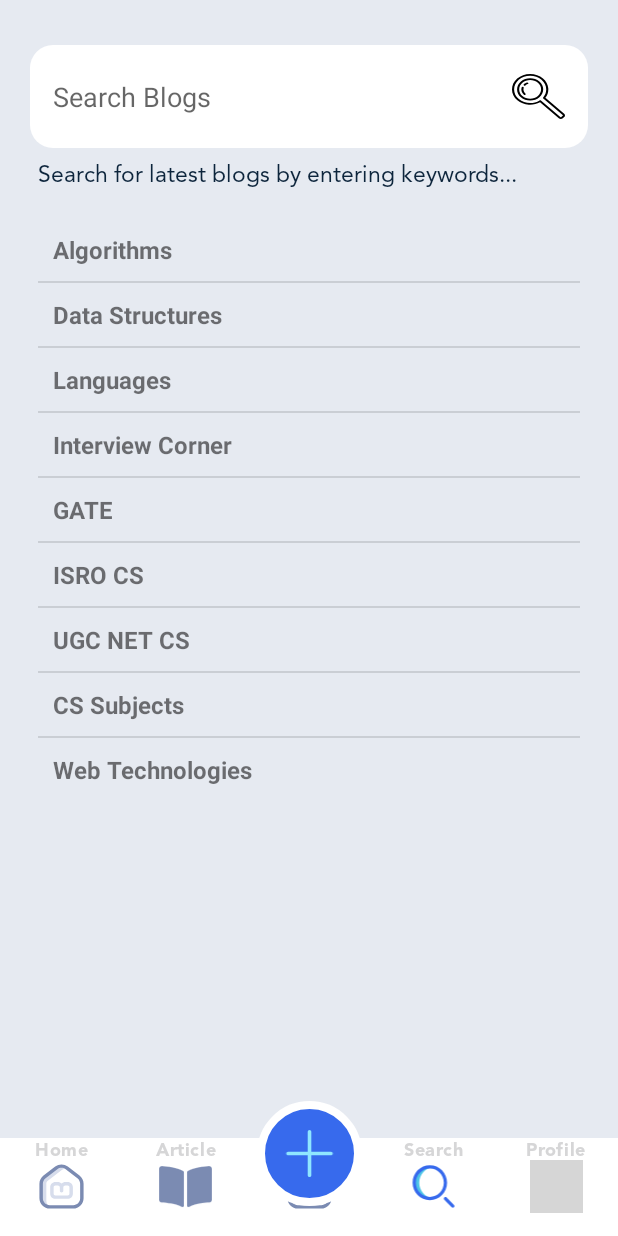
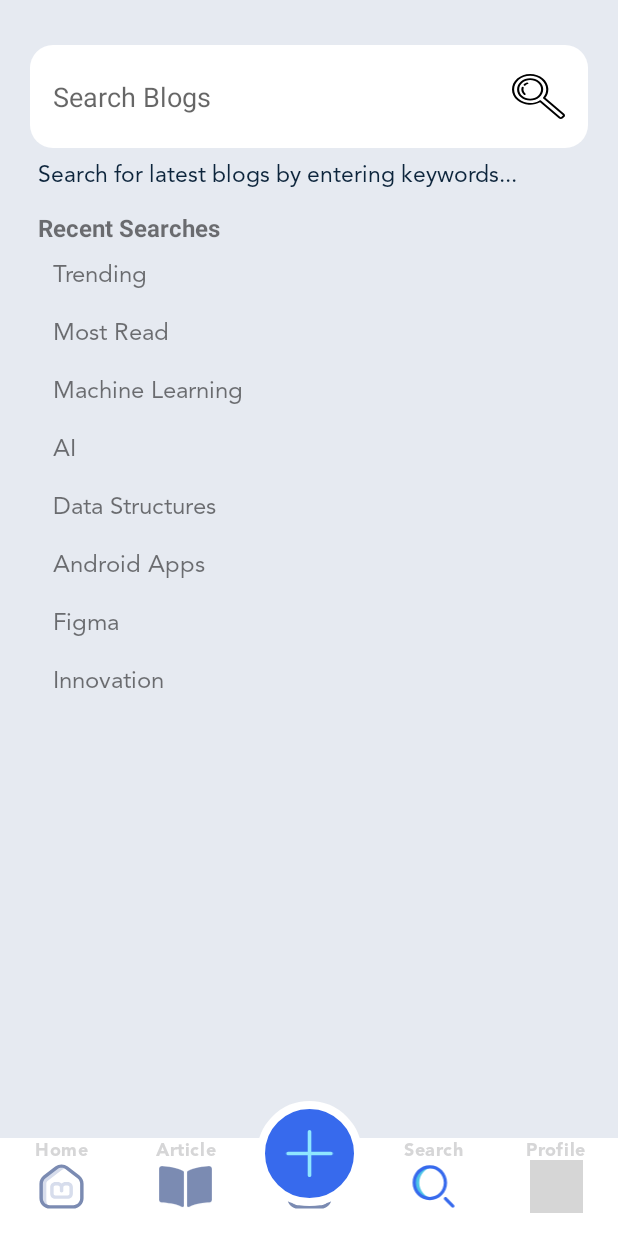
Before and after one commit to SiddyDevelops/Blogaro, an Android app: the screen it shows after launch (MainDashboard), item 4 of the bottom bar chosen, on a phone screen of 412 x 824 dp. Run offline under Robolectric (Android 15) with nearby library versions, the phone set to English and light mode, and no system bars; grey boxes are pictures that could not be loaded.

Commit message:
SearchLV Options&Figs

```diff
--- a/Blogaro/app/src/main/java/com/siddydevelops/blogaro/NavFragments/FragmentSearch.java
+++ b/Blogaro/app/src/main/java/com/siddydevelops/blogaro/NavFragments/FragmentSearch.java
@@ -18,12 +18,9 @@ import com.siddydevelops.blogaro.R;
 public class FragmentSearch extends Fragment {
 
     ListView searchListView;
-    String tutorials[]
-            = { "Algorithms", "Data Structures",
-            "Languages", "Interview Corner",
-            "GATE", "ISRO CS",
-            "UGC NET CS", "CS Subjects",
-            "Web Technologies" };
+    String[] searchLV
+            = { "Trending", "Most Read", "Machine Learning", "AI", "Data Structures",
+            "Android Apps", "Figma", "Innovation" };
 
     public FragmentSearch() {
         // Required empty public constructor
@@ -41,7 +38,7 @@ public class FragmentSearch extends Fragment {
         super.onViewCreated(view, savedInstanceState);
 
         searchListView = view.findViewById(R.id.searchListView);
-        ArrayAdapter<String> arrayAdapter = new ArrayAdapter<String>(getActivity(),R.layout.list_view_item,tutorials);
+        ArrayAdapter<String> arrayAdapter = new ArrayAdapter<String>(getActivity(),R.layout.list_view_item,searchLV);
         searchListView.setAdapter(arrayAdapter);
 
     }
--- a/Blogaro/app/src/main/res/layout/fragment_search.xml
+++ b/Blogaro/app/src/main/res/layout/fragment_search.xml
@@ -55,15 +55,27 @@
         app:layout_constraintStart_toStartOf="parent"
         app:layout_constraintTop_toBottomOf="@+id/searchEditText" />
 
+    <TextView
+        android:id="@+id/textView4"
+        android:layout_width="wrap_content"
+        android:layout_height="wrap_content"
+        android:layout_marginTop="15dp"
+        android:text="@string/recent_searches"
+        android:layout_marginStart="25dp"
+        android:textSize="16sp"
+        android:textStyle="bold"
+        app:layout_constraintStart_toStartOf="parent"
+        app:layout_constraintTop_toBottomOf="@+id/textView3" />
+
     <ListView
         android:id="@+id/searchListView"
         android:layout_width="match_parent"
         android:layout_height="wrap_content"
-        android:layout_marginTop="20dp"
         android:layout_marginStart="25dp"
         android:layout_marginEnd="25dp"
+        android:divider="@android:color/transparent"
         app:layout_constraintEnd_toEndOf="parent"
         app:layout_constraintStart_toStartOf="parent"
-        app:layout_constraintTop_toBottomOf="@+id/textView3" />
+        app:layout_constraintTop_toBottomOf="@+id/textView4" />
 
 </androidx.constraintlayout.widget.ConstraintLayout>
--- a/Blogaro/app/src/main/res/layout/list_view_item.xml
+++ b/Blogaro/app/src/main/res/layout/list_view_item.xml
@@ -7,5 +7,5 @@
     android:layout_height="fill_parent"
     android:padding="10dip"
     android:textSize="16sp"
-    android:textStyle="bold" >
+    android:fontFamily="@font/avenir_std_roman">
 </TextView>
--- a/Blogaro/app/src/main/res/values/strings.xml
+++ b/Blogaro/app/src/main/res/values/strings.xml
@@ -26,4 +26,5 @@
     <string name="explore_today_s">Explore today\'s</string>
     <string name="search_for_latest_blogs_from_entering_keywords">Search for latest blogs by entering keywords...</string>
     <string name="search_blogs">Search Blogs</string>
+    <string name="recent_searches">Recent Searches</string>
 </resources>
```
